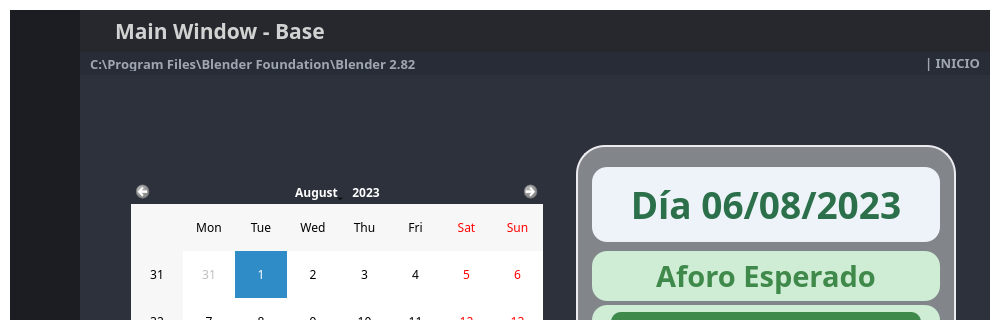
Above: src/ui/GUI_BASE_AK.ui from RacoTeam/SimuladorAK before the change; both pictures show x 0 to 1000 and y 0 to 320 of the 1000 by 800 pixel window. Below: the same form after it.
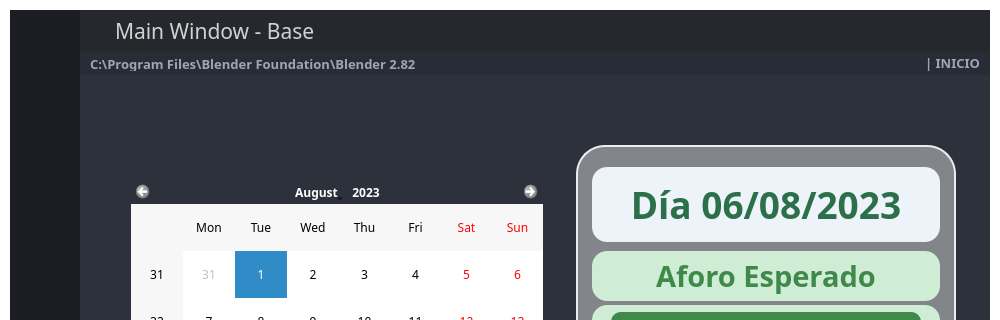
That is the form after the change. Icons and pictures are not drawn.

Diff of the .ui file:
```diff
--- a/src/ui/GUI_BASE_AK.ui
+++ b/src/ui/GUI_BASE_AK.ui
@@ -1093,9 +1093,9 @@
                       <font>
                        <family>Satoshi Black</family>
                        <pointsize>16</pointsize>
-                       <weight>75</weight>
+                       <weight>50</weight>
                        <italic>false</italic>
-                       <bold>true</bold>
+                       <bold>false</bold>
                        <underline>false</underline>
                        <strikeout>false</strikeout>
                        <kerning>true</kerning>
```
Left out of the diff: 5 changed lines with no effect on the pictures.
